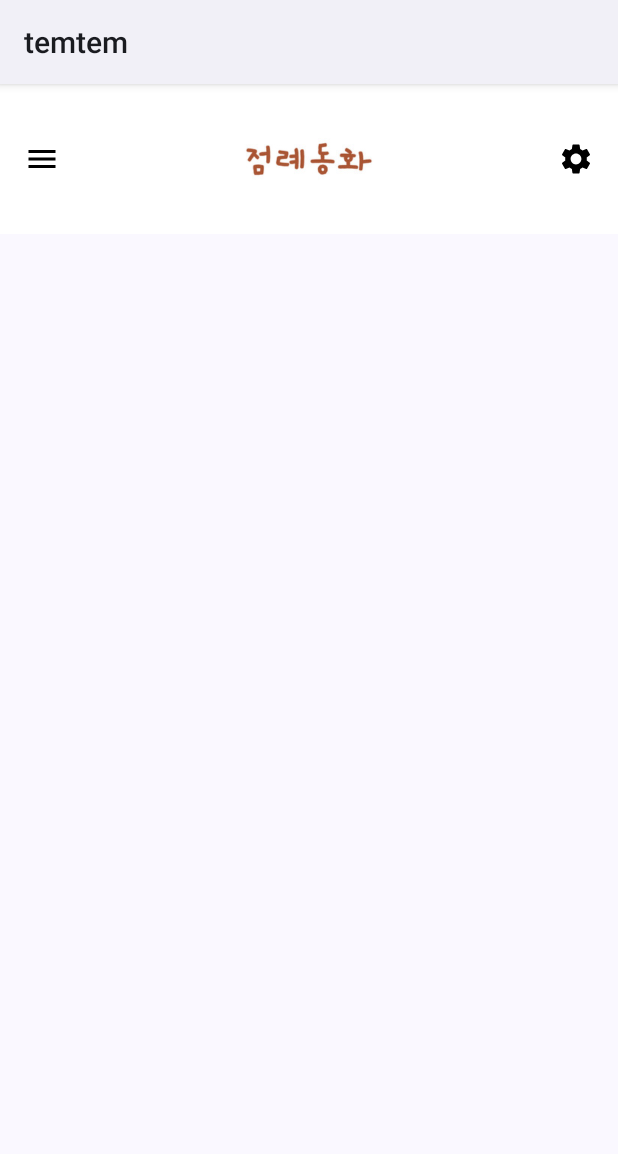
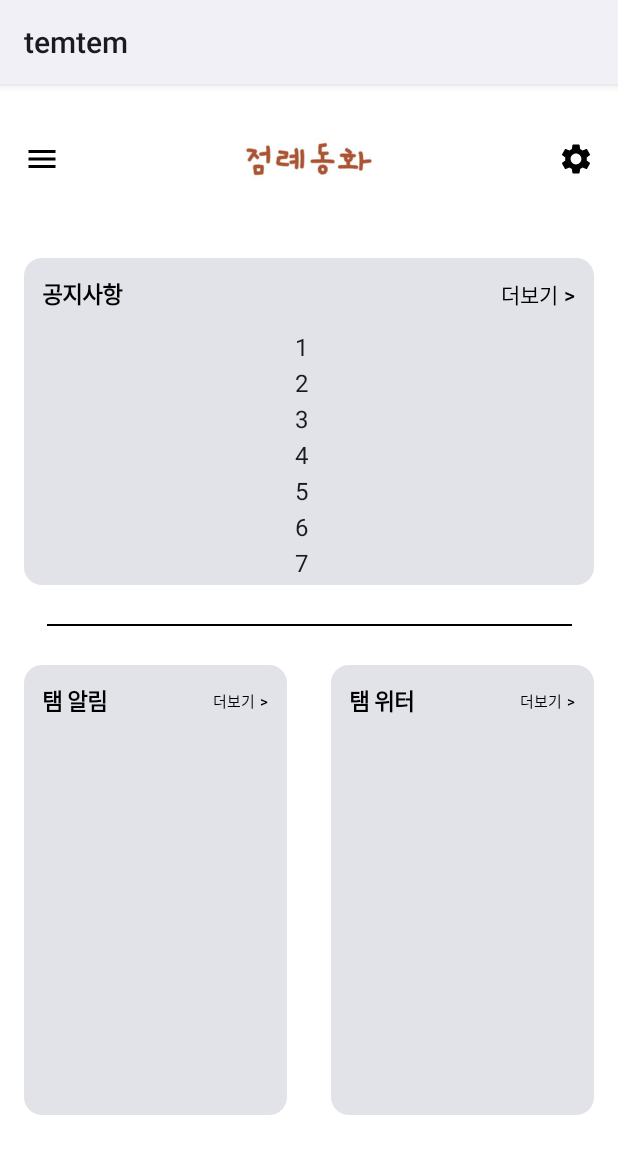
Before and after one commit to dkstpwns10/NaverAPI, an Android app built with Jetpack Compose: the screen it shows after launch (MainActivity), on a phone screen of 412 x 824 dp. Shown: the top 1154 px of the screen. Run offline under Robolectric (Android 15) with nearby library versions, the light colour scheme and no system bars; our stand-ins replace accompanist; pictures from the network do not load.

Commit message:
ViewPager

```diff
--- a/app/build.gradle.kts
+++ b/app/build.gradle.kts
@@ -69,6 +69,8 @@ dependencies {
     implementation("com.squareup.retrofit2:retrofit:2.9.0")
     implementation("com.squareup.retrofit2:converter-gson:2.9.0")
     implementation("io.coil-kt:coil-compose:2.4.0")
+    implementation("com.google.accompanist:accompanist-pager:0.20.1")
+    implementation("com.google.accompanist:accompanist-pager-indicators:0.20.1")
     implementation(libs.androidx.core.ktx)
     implementation(libs.androidx.lifecycle.runtime.ktx)
     implementation(libs.androidx.activity.compose)
@@ -77,6 +79,7 @@ dependencies {
     implementation(libs.androidx.ui.graphics)
     implementation(libs.androidx.ui.tooling.preview)
     implementation(libs.androidx.material3)
+    implementation(libs.androidx.viewpager2)
     testImplementation(libs.junit)
     androidTestImplementation(libs.androidx.junit)
     androidTestImplementation(libs.androidx.espresso.core)
--- a/app/src/main/java/com/chzzk/temtem/api/ApiService.kt
+++ b/app/src/main/java/com/chzzk/temtem/api/ApiService.kt
@@ -2,6 +2,8 @@ package com.chzzk.temtem.api
 
 import com.chzzk.temtem.domain.StreamDetail
 import com.chzzk.temtem.domain.StreamSimple
+import com.chzzk.temtem.domain.User
+import retrofit2.Call
 import retrofit2.Retrofit
 import retrofit2.converter.gson.GsonConverterFactory
 import retrofit2.http.GET
@@ -18,4 +20,7 @@ interface ApiService{
 
     @GET("a7e175625fdea5a7d98428302b7aa57f/live-detail")
     suspend fun getDetailStream():StreamDetail
+
+    @GET("login/naver")
+    fun loginWithNaver(): Call<User>?
 }
--- a/app/src/main/java/com/chzzk/temtem/service/NaverLogin.kt
+++ b/app/src/main/java/com/chzzk/temtem/service/NaverLogin.kt
@@ -1,53 +1,78 @@
 package com.chzzk.temtem.service
 
-import android.content.ContentValues.TAG
 import android.content.Context
-import android.util.Log
-import android.widget.Toast
-import com.chzzk.temtem.BuildConfig
-import com.navercorp.nid.NaverIdLoginSDK
-import com.navercorp.nid.oauth.NidOAuthLogin
-import com.navercorp.nid.oauth.OAuthLoginCallback
-import com.navercorp.nid.profile.NidProfileCallback
-import com.navercorp.nid.profile.data.NidProfileResponse
+
+import com.chzzk.temtem.api.ApiService
+import com.chzzk.temtem.domain.User
+import retrofit2.Call
+import retrofit2.Callback
+import retrofit2.Response
+import retrofit2.Retrofit
+import retrofit2.converter.gson.GsonConverterFactory
+
 
 class NaverLogin(private val context: Context) {
-    val secretKey: String = BuildConfig.Naver_Secret_Key
-    val clientKey: String = BuildConfig.Naver_Client_Key
+    private lateinit var service: ApiService
+    fun naver(){
+        val retrofit = Retrofit.Builder()
+            .baseUrl("YOUR_SERVER_URL")
+            .addConverterFactory(GsonConverterFactory.create())
+            .build()
 
-    val oauthLoginCallBack: OAuthLoginCallback = object : OAuthLoginCallback {
-        override fun onError(errorCode: Int, message: String) {
-            onFailure(errorCode, message)
-        }
+        val service = retrofit.create(ApiService::class.java)
 
-        override fun onFailure(httpStatus: Int, message: String) {
-            onFailure(httpStatus, message)
-        }
+        val call: Call<User>? = service.loginWithNaver()
+        call?.enqueue(object : Callback<User> {
+            override fun onResponse(call: Call<User>, response: Response<User>) {
+                if (response.isSuccessful) {
+                    val loginResponse: User? = response.body()
+                    // 필요한 작업 수행
+                } else {
+                    // 오류 처리
+                }
+            }
 
-        override fun onSuccess() {
-            NidOAuthLogin().callProfileApi(object : NidProfileCallback<NidProfileResponse> {
-                override fun onSuccess(result: NidProfileResponse) {
-                    var name = result.profile?.name.toString()
-                    var email = result.profile?.email.toString()
-                    var gender = result.profile?.gender.toString()
-                    Log.e(TAG, "네이버 로그인한 유저 정보 - 이름 : $name")
-                    Log.e(TAG, "네이버 로그인한 유저 정보 - 이메일 : $email")
-                    Log.e(TAG, "네이버 로그인한 유저 정보 - 성별 : $gender")
-                }
-
-                override fun onError(errorCode: Int, message: String) {
-                    //
-                }
-
-                override fun onFailure(httpStatus: Int, message: String) {
-                    //
-                }
-            })
-        }
+            override fun onFailure(call: Call<User>, t: Throwable) {
+                // 네트워크 오류 처리
+            }
+        })
     }
-
-    fun authenticate() {
-        NaverIdLoginSDK.initialize(context, BuildConfig.Naver_Client_Key,BuildConfig.Naver_Secret_Key, "temtem")
-        NaverIdLoginSDK.authenticate(context, oauthLoginCallBack)
     }
-}
+//    val secretKey: String = BuildConfig.Naver_Secret_Key
+//    val clientKey: String = BuildConfig.Naver_Client_Key
+//
+//    val oauthLoginCallBack: OAuthLoginCallback = object : OAuthLoginCallback {
+//        override fun onError(errorCode: Int, message: String) {
+//            onFailure(errorCode, message)
+//        }
+//
+//        override fun onFailure(httpStatus: Int, message: String) {
+//            onFailure(httpStatus, message)
+//        }
+//
+//        override fun onSuccess() {
+//            NidOAuthLogin().callProfileApi(object : NidProfileCallback<NidProfileResponse> {
+//                override fun onSuccess(result: NidProfileResponse) {
+//                    var name = result.profile?.name.toString()
+//                    var email = result.profile?.email.toString()
+//                    var gender = result.profile?.gender.toString()
+//                    Log.e(TAG, "네이버 로그인한 유저 정보 - 이름 : $name")
+//                    Log.e(TAG, "네이버 로그인한 유저 정보 - 이메일 : $email")
+//                    Log.e(TAG, "네이버 로그인한 유저 정보 - 성별 : $gender")
+//                }
+//
+//                override fun onError(errorCode: Int, message: String) {
+//                    //
+//                }
+//
+//                override fun onFailure(httpStatus: Int, message: String) {
+//                    //
+//                }
+//            })
+//        }
+//    }
+//
+//    fun authenticate() {
+//        NaverIdLoginSDK.initialize(context, BuildConfig.Naver_Client_Key,BuildConfig.Naver_Secret_Key, "temtem")
+//        NaverIdLoginSDK.authenticate(context, oauthLoginCallBack)
+//    }
--- a/app/src/main/java/com/chzzk/temtem/view/Appbar.kt
+++ b/app/src/main/java/com/chzzk/temtem/view/Appbar.kt
@@ -1,9 +1,6 @@
 package com.chzzk.temtem.view
 
 import android.annotation.SuppressLint
-import android.graphics.Paint.Align
-import android.provider.CalendarContract
-import android.widget.ImageButton
 import androidx.compose.foundation.Image
 import androidx.compose.foundation.background
 import androidx.compose.foundation.clickable
@@ -24,7 +21,6 @@ import androidx.compose.foundation.shape.CircleShape
 import androidx.compose.material.icons.Icons
 import androidx.compose.material.icons.filled.Menu
 import androidx.compose.material.icons.filled.Settings
-import androidx.compose.material3.Button
 import androidx.compose.material3.Divider
 import androidx.compose.material3.DrawerValue
 import androidx.compose.material3.ExperimentalMaterial3Api
@@ -55,15 +51,9 @@ import androidx.compose.ui.text.style.TextAlign
 import androidx.compose.ui.tooling.preview.Preview
 import androidx.compose.ui.unit.dp
 import androidx.compose.ui.unit.sp
-import androidx.lifecycle.viewmodel.compose.viewModel
 import coil.compose.rememberAsyncImagePainter
-import coil.compose.rememberImagePainter
-import coil.size.Size
-import com.chzzk.temtem.BuildConfig
 import com.chzzk.temtem.R
-import com.chzzk.temtem.service.MainViewModel
 import com.chzzk.temtem.service.NaverLogin
-import com.navercorp.nid.NaverIdLoginSDK
 import kotlinx.coroutines.launch
 
 @SuppressLint("RememberReturnType")
@@ -112,8 +102,6 @@ fun topAppBar() {
                         .height(200.dp), verticalAlignment = Alignment.CenterVertically, horizontalArrangement = Arrangement.Center) {
                             if (!isLoggedIn) {
                                 IconButton(modifier = Modifier.size(200.dp,400.dp), onClick = {
-
-                                    naver.authenticate()
                                     //isLoggedIn = true
                                 }
 
@@ -232,7 +220,7 @@ fun topAppBar() {
                         val currnetScreen = remember{
                             mutableStateOf("Main")
                         }
-
+                        MainScreen(appbarColor.value,drawerColor.value)
 
                     }
                 }
--- a/app/src/main/java/com/chzzk/temtem/view/MainScreen.kt
+++ b/app/src/main/java/com/chzzk/temtem/view/MainScreen.kt
@@ -1,24 +1,163 @@
 package com.chzzk.temtem.view
 
 import androidx.compose.foundation.background
+import androidx.compose.foundation.layout.Arrangement
+import androidx.compose.foundation.layout.Box
 import androidx.compose.foundation.layout.Column
+import androidx.compose.foundation.layout.Row
+import androidx.compose.foundation.layout.Spacer
 import androidx.compose.foundation.layout.fillMaxSize
+import androidx.compose.foundation.layout.fillMaxWidth
+import androidx.compose.foundation.layout.height
+import androidx.compose.foundation.layout.padding
+import androidx.compose.foundation.layout.size
+import androidx.compose.foundation.layout.width
+import androidx.compose.material3.Card
+import androidx.compose.material3.Divider
+import androidx.compose.material3.Text
+import androidx.compose.material3.TextButton
 import androidx.compose.runtime.Composable
 import androidx.compose.runtime.getValue
+import androidx.compose.runtime.remember
 import androidx.compose.ui.Alignment
 import androidx.compose.ui.Modifier
 import androidx.compose.ui.graphics.Color
+import androidx.compose.ui.text.font.FontWeight
+import androidx.compose.ui.tooling.preview.Preview
+import androidx.compose.ui.unit.dp
+import androidx.compose.ui.unit.sp
 import androidx.lifecycle.viewmodel.compose.viewModel
+import androidx.viewpager.widget.ViewPager
+import androidx.viewpager2.widget.ViewPager2
 import com.chzzk.temtem.service.MainViewModel
+import com.google.accompanist.pager.ExperimentalPagerApi
+import com.google.accompanist.pager.HorizontalPager
+import com.google.accompanist.pager.rememberPagerState
 
+@OptIn(ExperimentalPagerApi::class)
 @Composable
-fun MainScreen(modifier: Modifier = Modifier) {
+fun MainScreen(appbarColor: Color, drawerColor: Color) {
     val streamViewModel: MainViewModel = viewModel()
     val viewDetailState by streamViewModel.streamDetailState
     val viewSimpleState by streamViewModel.streamSimpleState
+    val now_Streaming = remember {
+        false
+    }
+    val pagerState = rememberPagerState()
+    Column(
+        modifier = Modifier
+            .fillMaxSize()
+            .background(appbarColor), horizontalAlignment = Alignment.CenterHorizontally
+    ) {
 
-    Column(modifier = Modifier.fillMaxSize().background(Color.Black), horizontalAlignment = Alignment.CenterHorizontally) {
-        topAppBar()
+        Box(
+            modifier = Modifier
+                .fillMaxWidth()
+                .height(250.dp)
+                .background(appbarColor)
+                .padding(16.dp), contentAlignment = Alignment.TopEnd
+        ) {
+            Card(modifier = Modifier.fillMaxSize()) {
+                //Card
+                if (!now_Streaming) {
+                    TextButton(onClick = { /*TODO*/ }) {
+                        Text(
+                            text = "공지사항",
+                            fontSize = 15.sp,
+                            fontWeight = FontWeight.Bold,
+                            color = drawerColor
+                        )
+                    }
+                    HorizontalPager(modifier = Modifier.fillMaxSize(), count = 10, state = pagerState) {
+                        //카페 공지 사항 끌고 오기
+                        pager->
+                        Column {
+                            Text(text = "1")
+                            Text(text = "2")
+                            Text(text = "3")
+                            Text(text = "4")
+                            Text(text = "5")
+                            Text(text = "6")
+                            Text(text = "7")
+                            Text(text = "8")
+                            Text(text = "9")
+                            Text(text = "10")
+                            Text(text = "11")
+                        }
+
+                    }
+
+
+                } else {
+                    //방송중이면 방송 썸네일 + 링크
+                }
+            }
+            //Box
+            TextButton(onClick = { /*TODO*/ }) {
+                Text(text = "더보기 >", color = drawerColor)
+            }
+
+        }
+        Spacer(modifier = Modifier.height(10.dp))
+        Divider(modifier = Modifier.width(350.dp), thickness = 1.dp, color = Color.Black)
+        Spacer(modifier = Modifier.height(10.dp))
+        //Column
+        Row(
+            modifier = Modifier
+                .fillMaxWidth()
+                .padding(16.dp), horizontalArrangement = Arrangement.SpaceBetween
+        ) {
+
+            Card(
+                modifier = Modifier
+                    .width(175.dp)
+                    .height(300.dp)
+            ) {
+
+                Row {
+                    TextButton(onClick = { /*TODO*/ }) {
+                        Text(
+                            text = "탬 알림",
+                            fontSize = 15.sp,
+                            fontWeight = FontWeight.Bold,
+                            color = drawerColor
+                        )
+                    }
+                    Spacer(modifier = Modifier.width(45.dp))
+                    TextButton(onClick = { /*TODO*/ }) {
+                        Text(text = "더보기 >", color = drawerColor, fontSize = 10.sp)
+                    }
+                }
+
+            }
+            Card(
+                modifier = Modifier
+                    .width(175.dp)
+                    .height(300.dp)
+            ) {
+                Row {
+                    TextButton(onClick = { /*TODO*/ }) {
+                        Text(
+                            text = "탬 위터",
+                            fontSize = 15.sp,
+                            fontWeight = FontWeight.Bold,
+                            color = drawerColor
+                        )
+                    }
+                    Spacer(modifier = Modifier.width(45.dp))
+                    TextButton(onClick = { /*TODO*/ }) {
+                        Text(text = "더보기 >", color = drawerColor, fontSize = 10.sp)
+                    }
+                }
+
+            }
+        }
     }
 
 }
+
+@Preview
+@Composable
+fun MainScreenPreview() {
+    MainScreen(Color.White, Color.Black)
+}
--- a/gradle/libs.versions.toml
+++ b/gradle/libs.versions.toml
@@ -8,6 +8,7 @@ espressoCore = "3.5.1"
 lifecycleRuntimeKtx = "2.8.0"
 activityCompose = "1.9.0"
 composeBom = "2023.08.00"
+viewpager2 = "1.1.0"
 
 [libraries]
 androidx-core-ktx = { group = "androidx.core", name = "core-ktx", version.ref = "coreKtx" }
@@ -24,6 +25,7 @@ androidx-ui-tooling-preview = { group = "androidx.compose.ui", name = "ui-toolin
 androidx-ui-test-manifest = { group = "androidx.compose.ui", name = "ui-test-manifest" }
 androidx-ui-test-junit4 = { group = "androidx.compose.ui", name = "ui-test-junit4" }
 androidx-material3 = { group = "androidx.compose.material3", name = "material3" }
+androidx-viewpager2 = { group = "androidx.viewpager2", name = "viewpager2", version.ref = "viewpager2" }
 
 [plugins]
 androidApplication = { id = "com.android.application", version.ref = "agp" }
```
